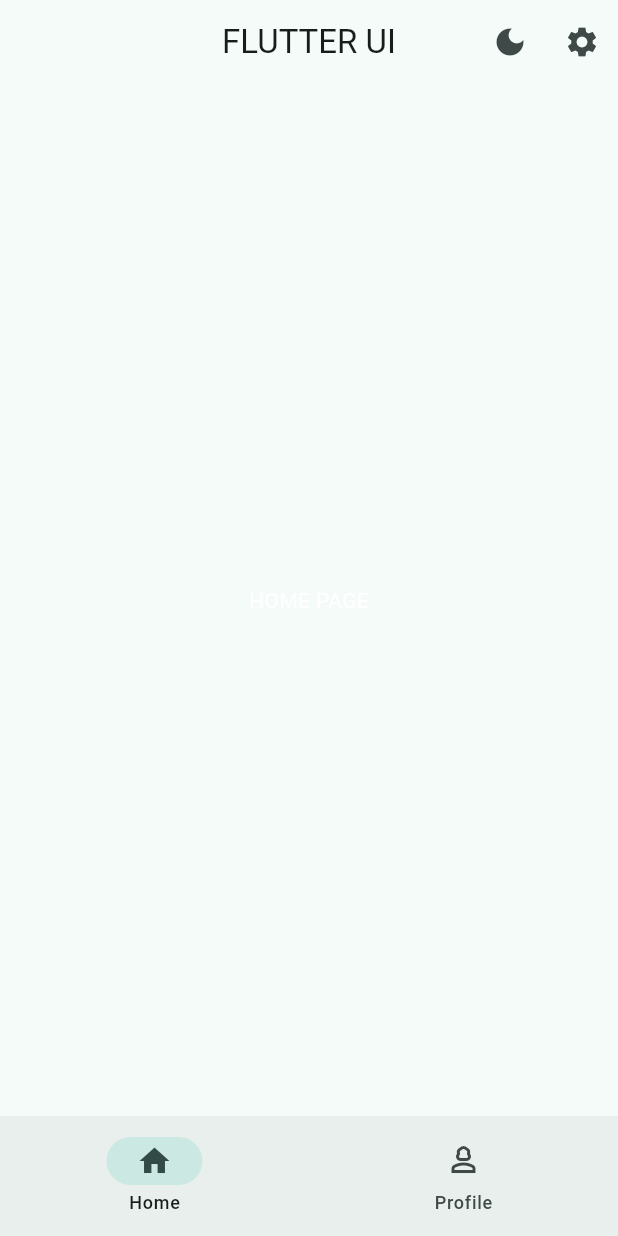
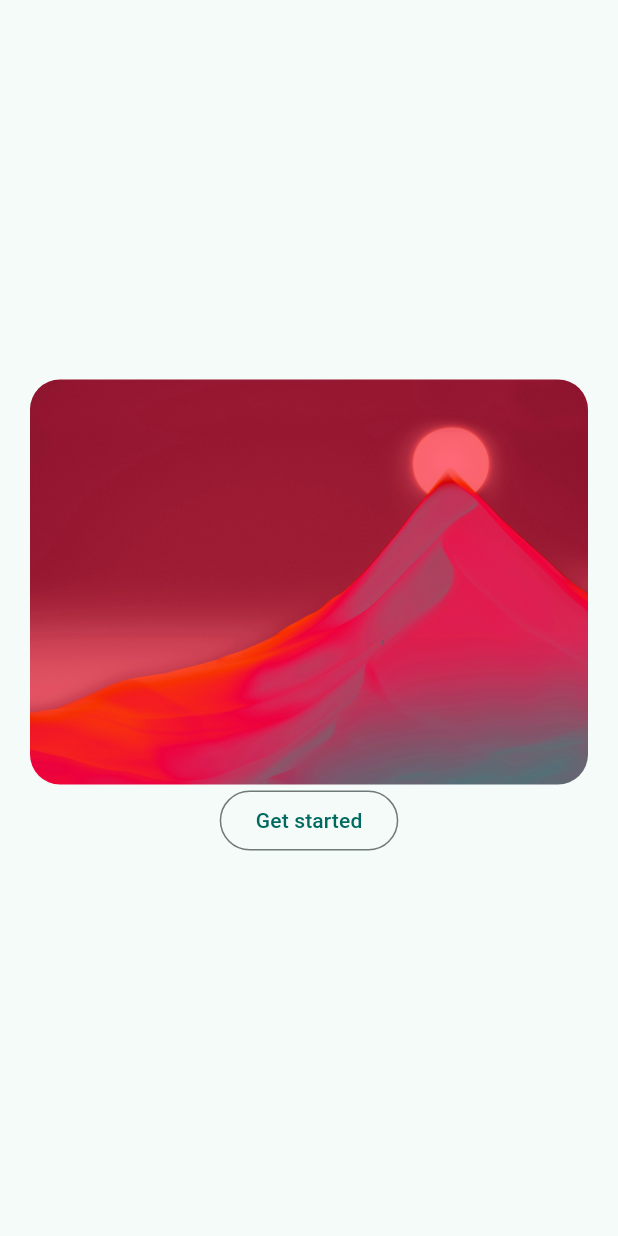
Before and after one commit to Musakhan22/Flutterpro, a Flutter app: the screen it shows after launch, on a phone screen of 412 x 824 dp. Run offline on Flutter 3.47's test engine with Material 3 defaults, Android fonts, the light colour scheme and no system bars.

Commit message:
minor changes 1.3

```diff
--- a/lib/main.dart
+++ b/lib/main.dart
@@ -1,4 +1,5 @@
 import 'package:appplusidea/data/notifiers.dart';
+import 'package:appplusidea/screens/welcomeScreen.dart';
 import 'package:appplusidea/screens/widget_tree.dart';
 import 'package:flutter/material.dart';
 
@@ -16,13 +17,14 @@ class MyApp extends StatelessWidget {
         valueListenable: isDarkModeNotifier,
         builder: (context, isdarkmode, child) {
           return MaterialApp(
+            debugShowCheckedModeBanner: false,
             theme: ThemeData(
                 colorScheme: ColorScheme.fromSeed(
               seedColor: Colors.teal,
               brightness: isdarkmode ? Brightness.dark : Brightness.light,
             )),
             title: 'Flutter APP',
-            home: const WidgetTree(),
+            home: const Welcomescreen(),
           );
         });
   }
--- a/lib/screens/homeScreen.dart
+++ b/lib/screens/homeScreen.dart
@@ -1,4 +1,5 @@
 import 'package:appplusidea/screens/widget_tree.dart';
+import 'package:appplusidea/widget/Hero_widget.dart';
 import 'package:appplusidea/widget/NavBar_widget.dart';
 import 'package:flutter/material.dart';
 
@@ -13,10 +14,10 @@ class _HomescreenState extends State<Homescreen> {
   @override
   Widget build(BuildContext context) {
     return const Scaffold(
-        body: Center(
-      child: Text(
-        'HOME PAGE',
-        style: TextStyle(color: Colors.white),
+        body: Padding(
+      padding: EdgeInsets.all(28.0),
+      child: Column(
+        children: [HeroWidget()],
       ),
     ));
   }
--- /dev/null
+++ b/lib/screens/welcomeScreen.dart
@@ -0,0 +1,29 @@
+import 'package:appplusidea/screens/widget_tree.dart';
+import 'package:appplusidea/widget/Hero_widget.dart';
+import 'package:flutter/material.dart';
+
+class Welcomescreen extends StatelessWidget {
+  const Welcomescreen({super.key});
+
+  @override
+  Widget build(BuildContext context) {
+    return Scaffold(
+      body: Padding(
+        padding: const EdgeInsets.all(20.0),
+        child: Column(
+          mainAxisAlignment: MainAxisAlignment.center,
+          children: [
+            HeroWidget(),
+            OutlinedButton(
+                onPressed: () {
+                  Navigator.of(context).push(MaterialPageRoute(
+                    builder: (context) => WidgetTree(),
+                  ));
+                },
+                child: Text('Get started'))
+          ],
+        ),
+      ),
+    );
+  }
+}
--- /dev/null
+++ b/lib/widget/Hero_widget.dart
@@ -0,0 +1,20 @@
+import 'package:flutter/material.dart';
+
+class HeroWidget extends StatelessWidget {
+  const HeroWidget({super.key});
+
+  @override
+  Widget build(BuildContext context) {
+    return Hero(
+      tag: 'hero1',
+      child: ClipRRect(
+        borderRadius: BorderRadius.circular(20.0),
+        child: Image.asset(
+          'asset/bg-img.jpg',
+          color: Colors.teal,
+          colorBlendMode: BlendMode.difference,
+        ),
+      ),
+    );
+  }
+}
```
Also changed, not shown: lib/screens/profileScreen.dart (+19 -2 lines).
